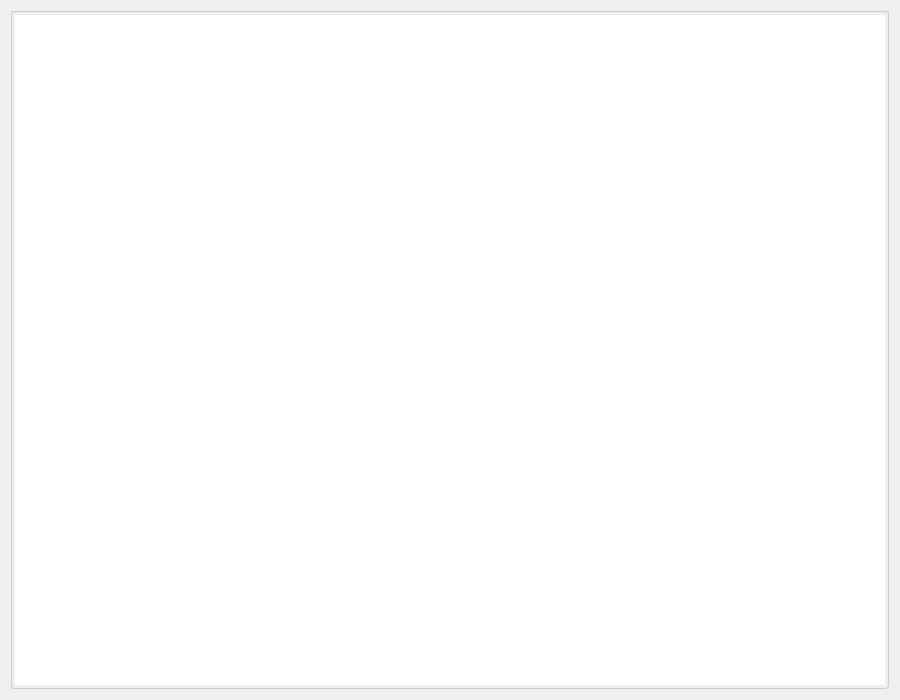
rexandel/search_optimization, file gui/ui/work_log.ui: the form before one commit.
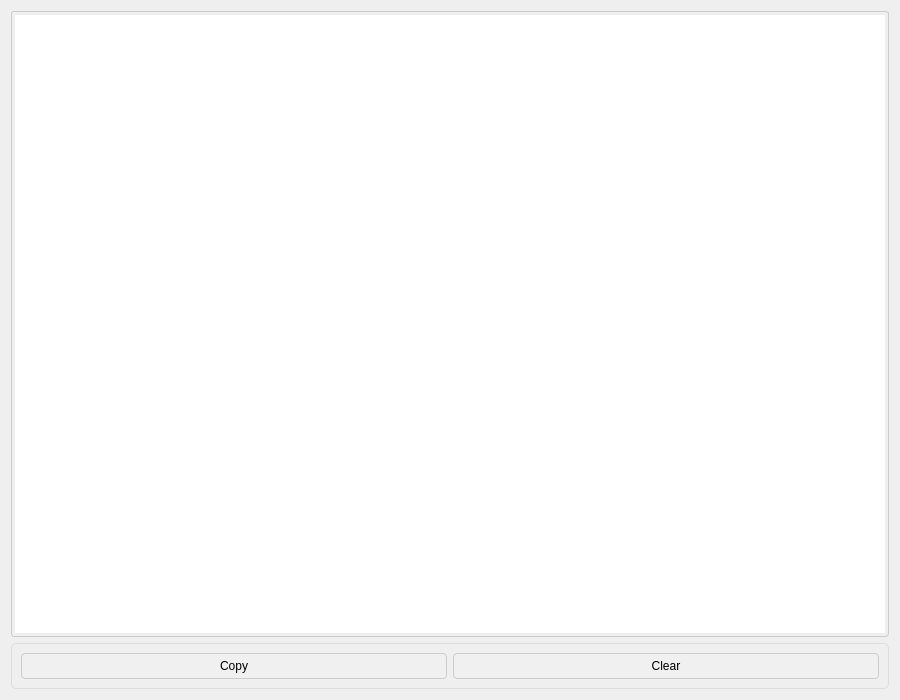
The form after the commit. Icons and pictures are not drawn.

What changed in the file:
```diff
--- a/gui/ui/work_log.ui
+++ b/gui/ui/work_log.ui
@@ -59,8 +59,6 @@
 QGroupBox {
     border: 1px solid #ddd;
     border-radius: 5px;
-    margin-top: 10px;
-    padding-top: 15px;
 }
 
 QGroupBox::title {
@@ -102,8 +100,10 @@
 }</string>
   </property>
   <layout class="QGridLayout" name="gridLayout">
-   <item row="0" column="0">
-    <widget class="QPlainTextEdit" name="logEventInSeparateWindowPlainTextEdit">
+   <item row="1" column="0">
+    <layout class="QVBoxLayout" name="verticalLayout">
+     <item>
+      <widget class="QPlainTextEdit" name="workLogPlainTextEdit">
      <property name="font">
       <font>
        <family>Consolas</family>
@@ -114,6 +114,28 @@
       <bool>true</bool>
      </property>
     </widget>
+     </item>
+     <item>
+      <widget class="QGroupBox" name="horizontalGroupBox">
+       <layout class="QHBoxLayout" name="horizontalLayout" stretch="1,1">
+        <item>
+         <widget class="QPushButton" name="copyButton">
+          <property name="text">
+           <string>Copy</string>
+          </property>
+         </widget>
+        </item>
+        <item>
+         <widget class="QPushButton" name="clearButton">
+          <property name="text">
+           <string>Clear</string>
+          </property>
+         </widget>
+        </item>
+       </layout>
+      </widget>
+     </item>
+    </layout>
    </item>
   </layout>
  </widget>
```
Lines whose indentation alone changed are shown as unchanged.
